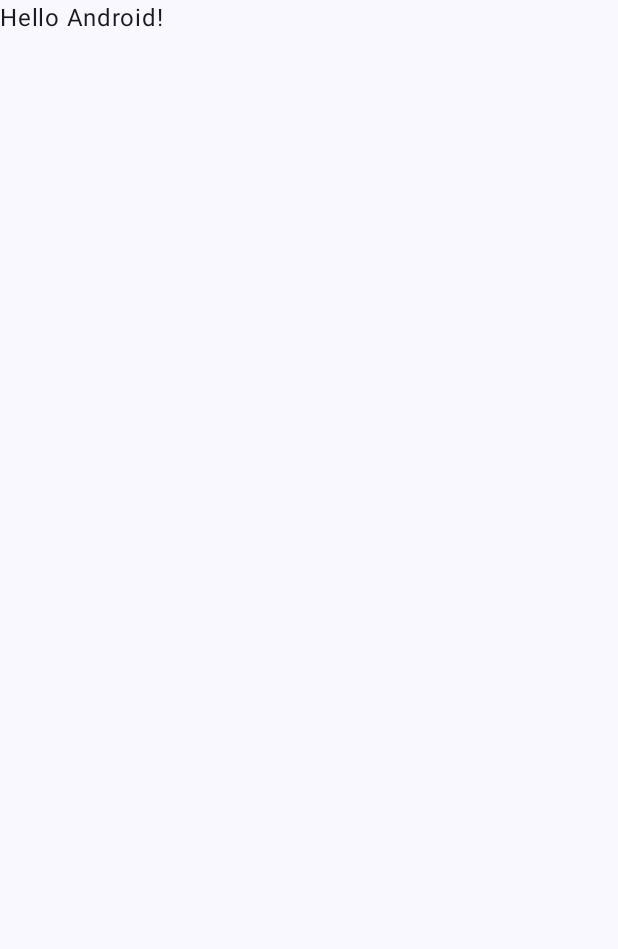
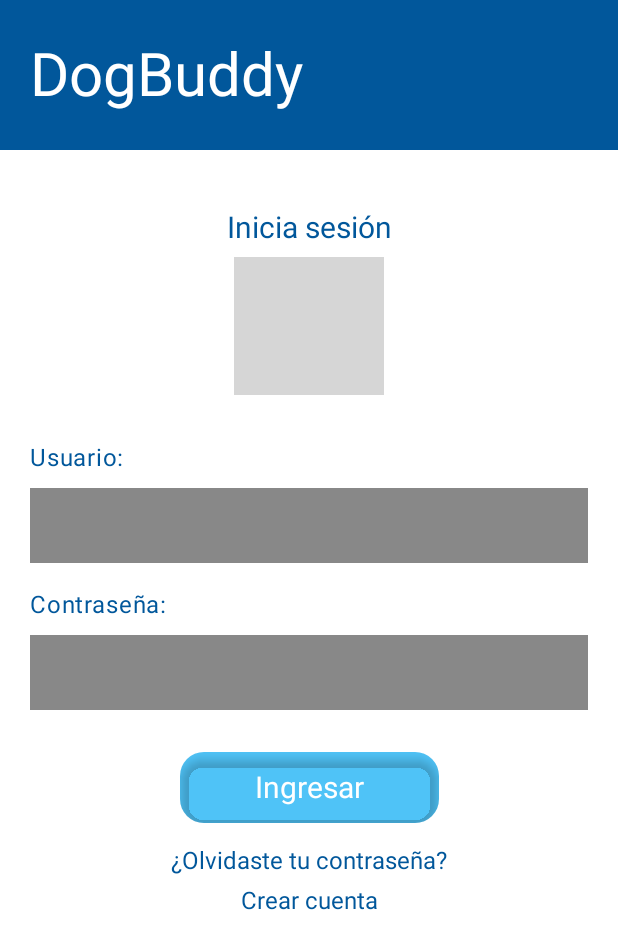
Before and after one commit to xZloy/DogBuddy, an Android app built with Jetpack Compose: the screen it shows after launch (MainActivity), on a phone screen of 412 x 824 dp. Before the commit the part shown is almost empty. Shown: the top 949 px of the screen. Run offline under Robolectric (Android 15) with nearby library versions, the phone set to English and light mode, and no system bars; grey boxes are pictures that could not be loaded.

Commit message:
Diseño login

```diff
--- a/app/src/main/java/ceti/dogbuddy/MainActivity.kt
+++ b/app/src/main/java/ceti/dogbuddy/MainActivity.kt
@@ -1,6 +1,7 @@
 package ceti.dogbuddy
 
 import android.os.Bundle
+import ceti.dogbuddy.ui.screens.LoginDogBuddy
 import androidx.activity.ComponentActivity
 import androidx.activity.compose.setContent
 import androidx.activity.enableEdgeToEdge
@@ -11,37 +12,22 @@ import androidx.compose.material3.Text
 import androidx.compose.runtime.Composable
 import androidx.compose.ui.Modifier
 import androidx.compose.ui.tooling.preview.Preview
-import ceti.dogbuddy.ui.theme.DogBuddyTheme
+//import ceti.dogbuddy.ui.theme.DogBuddyTheme
 
 class MainActivity : ComponentActivity() {
     override fun onCreate(savedInstanceState: Bundle?) {
         super.onCreate(savedInstanceState)
         enableEdgeToEdge()
         setContent {
-            DogBuddyTheme {
+            /*DogBuddyTheme {
                 Scaffold(modifier = Modifier.fillMaxSize()) { innerPadding ->
                     Greeting(
                         name = "Android",
                         modifier = Modifier.padding(innerPadding)
                     )
                 }
-            }
+            }*/
+            LoginDogBuddy()
         }
     }
 }
-
-@Composable
-fun Greeting(name: String, modifier: Modifier = Modifier) {
-    Text(
-        text = "Hello $name!",
-        modifier = modifier
-    )
-}
-
-@Preview(showBackground = true)
-@Composable
-fun GreetingPreview() {
-    DogBuddyTheme {
-        Greeting("Android")
-    }
-}
--- /dev/null
+++ b/app/src/main/java/ceti/dogbuddy/ui/screens/Login.kt
@@ -0,0 +1,141 @@
+package ceti.dogbuddy.ui.screens
+
+import androidx.compose.foundation.Image
+import androidx.compose.foundation.background
+import androidx.compose.foundation.layout.*
+import androidx.compose.foundation.shape.RoundedCornerShape
+import androidx.compose.material3.MaterialTheme
+import androidx.compose.material3.Text
+import androidx.compose.runtime.Composable
+import androidx.compose.ui.Alignment
+import androidx.compose.ui.Modifier
+import androidx.compose.ui.draw.clip
+import androidx.compose.ui.draw.shadow
+import androidx.compose.ui.graphics.Color
+import androidx.compose.ui.res.painterResource
+import androidx.compose.ui.text.TextStyle
+import androidx.compose.ui.tooling.preview.Preview
+import androidx.compose.ui.unit.dp
+import androidx.compose.ui.unit.sp
+import ceti.dogbuddy.R
+
+@Composable
+fun LoginDogBuddy(modifier: Modifier = Modifier) {
+    Box(
+        modifier = modifier
+            .fillMaxSize()
+            .background(color = Color.White)
+    ) {
+        // Fondo superior
+        Box(
+            modifier = Modifier
+                .fillMaxWidth()
+                .height(100.dp)
+                .background(color = Color(0xff01579b))
+        ) {
+            Text(
+                text = "DogBuddy",
+                color = Color.White,
+                style = TextStyle(fontSize = 40.sp),
+                modifier = Modifier
+                    .align(Alignment.CenterStart)
+                    .padding(start = 20.dp)
+            )
+        }
+
+        // Contenedor de login
+        Column(
+            modifier = Modifier
+                .fillMaxWidth()
+                .align(Alignment.TopCenter)
+                .padding(top = 140.dp), // Mueve todo hacia abajo
+            horizontalAlignment = Alignment.CenterHorizontally
+        ) {
+            // Título "Inicia sesión"
+            Text(
+                text = "Inicia sesión",
+                color = Color(0xff01579b),
+                style = TextStyle(fontSize = 20.sp)
+            )
+
+            // Imagen justo debajo del título
+            Image(
+                painter = painterResource(id = R.drawable.image4),
+                contentDescription = "Logo de DogBuddy",
+                modifier = Modifier
+                    .size(100.dp)
+                    .padding(top = 8.dp) // Espacio entre el texto y la imagen
+            )
+
+            // Espacio para empujar los campos hacia abajo
+            Spacer(modifier = Modifier.height(30.dp))
+
+            // Campo Usuario
+            Text(
+                text = "Usuario:",
+                color = Color(0xff01579b),
+                style = MaterialTheme.typography.bodyLarge,
+                modifier = Modifier.align(Alignment.Start).padding(start = 20.dp)
+            )
+            Box(
+                modifier = Modifier
+                    .padding(horizontal = 20.dp, vertical = 8.dp)
+                    .fillMaxWidth()
+                    .height(50.dp)
+                    .background(color = Color.Gray)
+            )
+
+            // Campo Contraseña
+            Text(
+                text = "Contraseña:",
+                color = Color(0xff01579b),
+                style = MaterialTheme.typography.bodyLarge,
+                modifier = Modifier.align(Alignment.Start).padding(start = 20.dp, top = 8.dp)
+            )
+            Box(
+                modifier = Modifier
+                    .padding(horizontal = 20.dp, vertical = 8.dp)
+                    .fillMaxWidth()
+                    .height(50.dp)
+                    .background(color = Color.Gray)
+            )
+
+            // Botón de Ingresar
+            Box(
+                modifier = Modifier
+                    .padding(top = 20.dp)
+                    .clip(RoundedCornerShape(16.dp))
+                    .background(color = Color(0xff4fc3f7))
+                    .shadow(elevation = 4.dp, shape = RoundedCornerShape(16.dp))
+                    .padding(vertical = 12.dp, horizontal = 50.dp)
+            ) {
+                Text(
+                    text = "Ingresar",
+                    color = Color.White,
+                    style = TextStyle(fontSize = 20.sp),
+                    modifier = Modifier.align(Alignment.Center)
+                )
+            }
+
+            // Enlaces de Olvido y Crear cuenta
+            Text(
+                text = "¿Olvidaste tu contraseña?",
+                color = Color(0xff01579b),
+                style = TextStyle(fontSize = 16.sp),
+                modifier = Modifier.padding(top = 16.dp)
+            )
+            Text(
+                text = "Crear cuenta",
+                color = Color(0xff01579b),
+                style = TextStyle(fontSize = 16.sp),
+                modifier = Modifier.padding(top = 8.dp)
+            )
+        }
+    }
+}
+
+@Preview(widthDp = 360, heightDp = 800)
+@Composable
+private fun LoginDogBuddyPreview() {
+    LoginDogBuddy(Modifier)
+}
```
